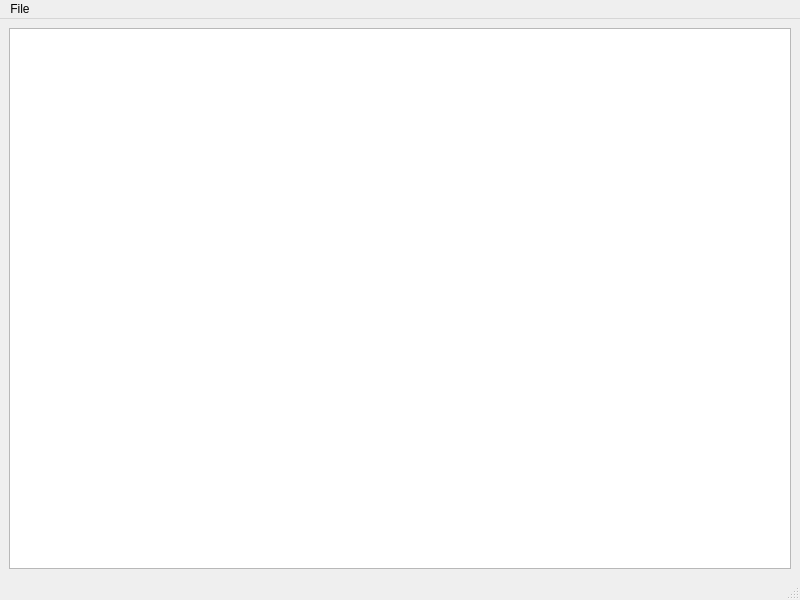
First picture: the form in src/gui/win_main.ui, repository niteshyadav01/JSON-File-Editor, before the edit.
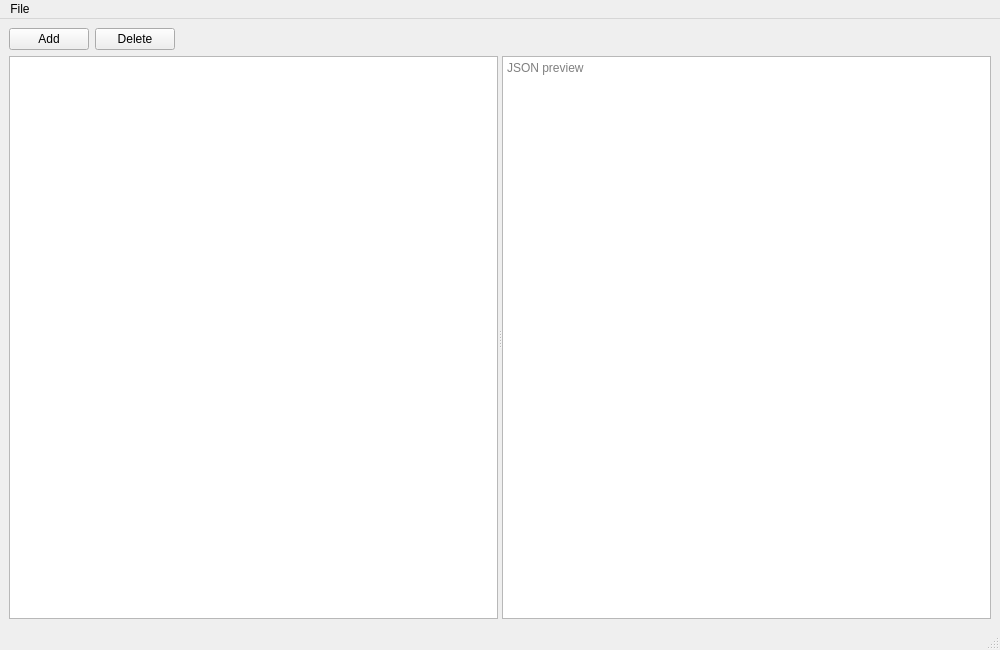
Second picture: the form after the edit.

Commit message: refactor JSON editor architecture

```diff
--- a/src/gui/win_main.ui
+++ b/src/gui/win_main.ui
@@ -6,8 +6,8 @@
    <rect>
     <x>0</x>
     <y>0</y>
-    <width>800</width>
-    <height>600</height>
+    <width>1000</width>
+    <height>650</height>
    </rect>
   </property>
   <property name="windowTitle">
@@ -16,7 +16,67 @@
   <widget class="QWidget" name="centralwidget">
    <layout class="QVBoxLayout" name="verticalLayout">
     <item>
-     <widget class="QTreeView" name="listView"/>
+     <layout class="QHBoxLayout" name="buttonLayout">
+      <item>
+       <widget class="QPushButton" name="btnAdd">
+        <property name="text">
+         <string>Add</string>
+        </property>
+       </widget>
+      </item>
+      <item>
+       <widget class="QPushButton" name="btnDelete">
+        <property name="text">
+         <string>Delete</string>
+        </property>
+       </widget>
+      </item>
+      <item>
+       <spacer name="buttonSpacer">
+        <property name="orientation">
+         <enum>Qt::Orientation::Horizontal</enum>
+        </property>
+        <property name="sizeHint" stdset="0">
+         <size>
+          <width>40</width>
+          <height>20</height>
+         </size>
+        </property>
+       </spacer>
+      </item>
+     </layout>
+    </item>
+    <item>
+     <widget class="QSplitter" name="splitter">
+      <property name="orientation">
+       <enum>Qt::Orientation::Horizontal</enum>
+      </property>
+      <widget class="QTreeView" name="listView">
+       <property name="alternatingRowColors">
+        <bool>true</bool>
+       </property>
+       <property name="selectionBehavior">
+        <enum>QAbstractItemView::SelectionBehavior::SelectRows</enum>
+       </property>
+       <attribute name="headerDefaultSectionSize">
+        <number>250</number>
+       </attribute>
+       <attribute name="headerMinimumSectionSize">
+        <number>100</number>
+       </attribute>
+       <attribute name="headerStretchLastSection">
+        <bool>true</bool>
+       </attribute>
+      </widget>
+      <widget class="QPlainTextEdit" name="jsonPreview">
+       <property name="readOnly">
+        <bool>true</bool>
+       </property>
+       <property name="placeholderText">
+        <string>JSON preview</string>
+       </property>
+      </widget>
+     </widget>
     </item>
    </layout>
   </widget>
@@ -25,7 +85,7 @@
     <rect>
      <x>0</x>
      <y>0</y>
-     <width>800</width>
+     <width>1000</width>
      <height>33</height>
     </rect>
    </property>
```
Left out of the diff: 92 changed lines with no effect on the pictures. The commit also changes 8 other files.
